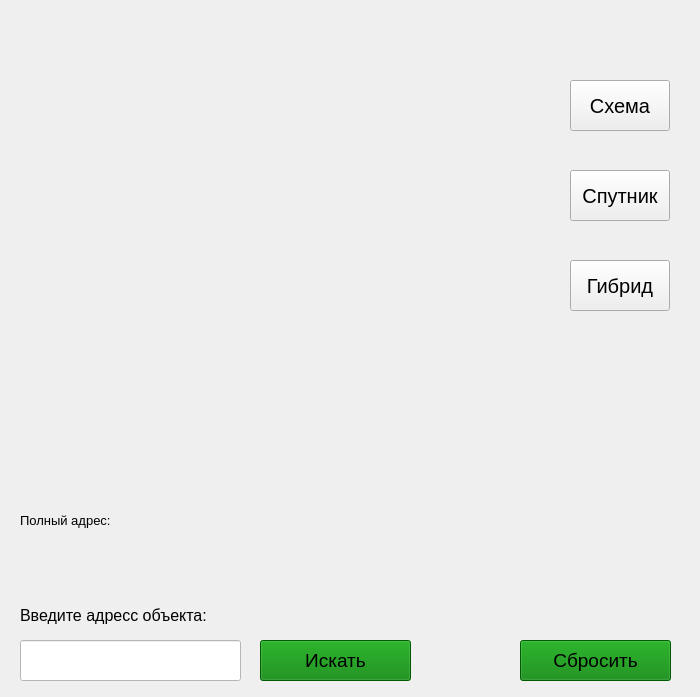
Old version of the form Map.ui in the repository Alexandr-Gavrin/MapAPI.
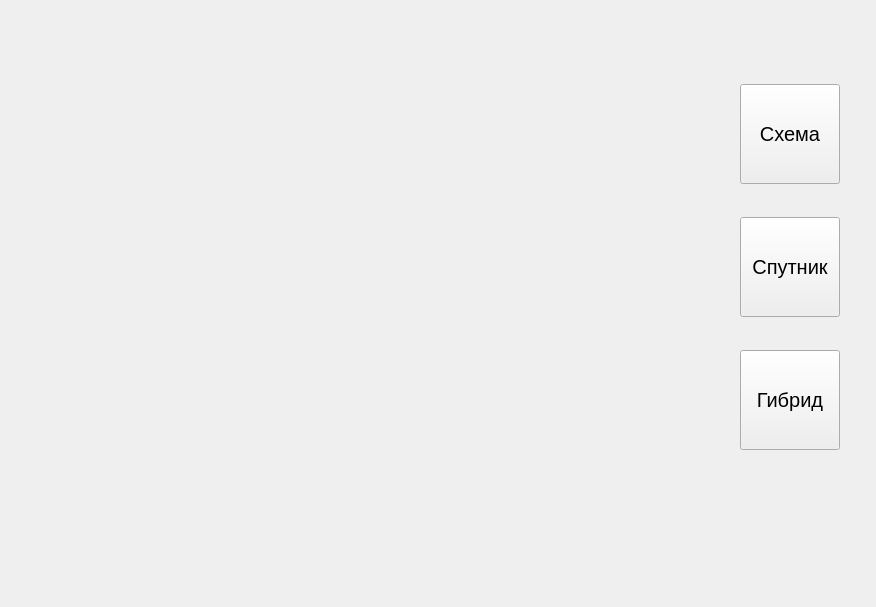
New version of the form.

Commit message: Большая задача по Maps API. Часть №4 (fixed 2)

```diff
--- a/Map.ui
+++ b/Map.ui
@@ -6,8 +6,8 @@
    <rect>
     <x>0</x>
     <y>0</y>
-    <width>700</width>
-    <height>697</height>
+    <width>876</width>
+    <height>607</height>
    </rect>
   </property>
   <property name="windowTitle">
@@ -16,10 +16,10 @@
   <widget class="QLabel" name="map">
    <property name="geometry">
     <rect>
-     <x>20</x>
-     <y>20</y>
-     <width>521</width>
-     <height>441</height>
+     <x>50</x>
+     <y>30</y>
+     <width>621</width>
+     <height>471</height>
     </rect>
    </property>
    <property name="text">
@@ -29,10 +29,10 @@
   <widget class="QPushButton" name="btn_map">
    <property name="geometry">
     <rect>
-     <x>570</x>
-     <y>80</y>
+     <x>740</x>
+     <y>84</y>
      <width>100</width>
-     <height>51</height>
+     <height>100</height>
     </rect>
    </property>
    <property name="font">
@@ -47,10 +47,10 @@
   <widget class="QPushButton" name="btn_sat">
    <property name="geometry">
     <rect>
-     <x>570</x>
-     <y>170</y>
+     <x>740</x>
+     <y>217</y>
      <width>100</width>
-     <height>51</height>
+     <height>100</height>
     </rect>
    </property>
    <property name="font">
@@ -65,10 +65,10 @@
   <widget class="QPushButton" name="btn_sat_skl">
    <property name="geometry">
     <rect>
-     <x>570</x>
-     <y>260</y>
+     <x>740</x>
+     <y>350</y>
      <width>100</width>
-     <height>51</height>
+     <height>100</height>
     </rect>
    </property>
    <property name="font">
@@ -80,102 +80,6 @@
     <string>Гибрид</string>
    </property>
   </widget>
-  <widget class="QPushButton" name="btn_search">
-   <property name="geometry">
-    <rect>
-     <x>260</x>
-     <y>640</y>
-     <width>151</width>
-     <height>41</height>
-    </rect>
-   </property>
-   <property name="font">
-    <font>
-     <pointsize>14</pointsize>
-    </font>
-   </property>
-   <property name="styleSheet">
-    <string notr="true">background: green;</string>
-   </property>
-   <property name="text">
-    <string>Искать</string>
-   </property>
-  </widget>
-  <widget class="QLineEdit" name="line_to_search">
-   <property name="geometry">
-    <rect>
-     <x>20</x>
-     <y>640</y>
-     <width>221</width>
-     <height>41</height>
-    </rect>
-   </property>
-   <property name="font">
-    <font>
-     <pointsize>12</pointsize>
-    </font>
-   </property>
-   <property name="styleSheet">
-    <string notr="true">background-color: rgb(255, 255, 255);</string>
-   </property>
-  </widget>
-  <widget class="QLabel" name="label">
-   <property name="geometry">
-    <rect>
-     <x>20</x>
-     <y>600</y>
-     <width>251</width>
-     <height>31</height>
-    </rect>
-   </property>
-   <property name="font">
-    <font>
-     <pointsize>12</pointsize>
-    </font>
-   </property>
-   <property name="text">
-    <string>Введите адресс объекта:</string>
-   </property>
-  </widget>
-  <widget class="QPushButton" name="btn_reset">
-   <property name="geometry">
-    <rect>
-     <x>520</x>
-     <y>640</y>
-     <width>151</width>
-     <height>41</height>
-    </rect>
-   </property>
-   <property name="font">
-    <font>
-     <pointsize>14</pointsize>
-    </font>
-   </property>
-   <property name="styleSheet">
-    <string notr="true">background: green;</string>
-   </property>
-   <property name="text">
-    <string>Сбросить</string>
-   </property>
-  </widget>
-  <widget class="QLabel" name="adress">
-   <property name="geometry">
-    <rect>
-     <x>20</x>
-     <y>500</y>
-     <width>641</width>
-     <height>41</height>
-    </rect>
-   </property>
-   <property name="font">
-    <font>
-     <pointsize>10</pointsize>
-    </font>
-   </property>
-   <property name="text">
-    <string>Полный адрес:</string>
-   </property>
-  </widget>
  </widget>
  <resources/>
  <connections/>
```
The commit also changes 1 other file.
